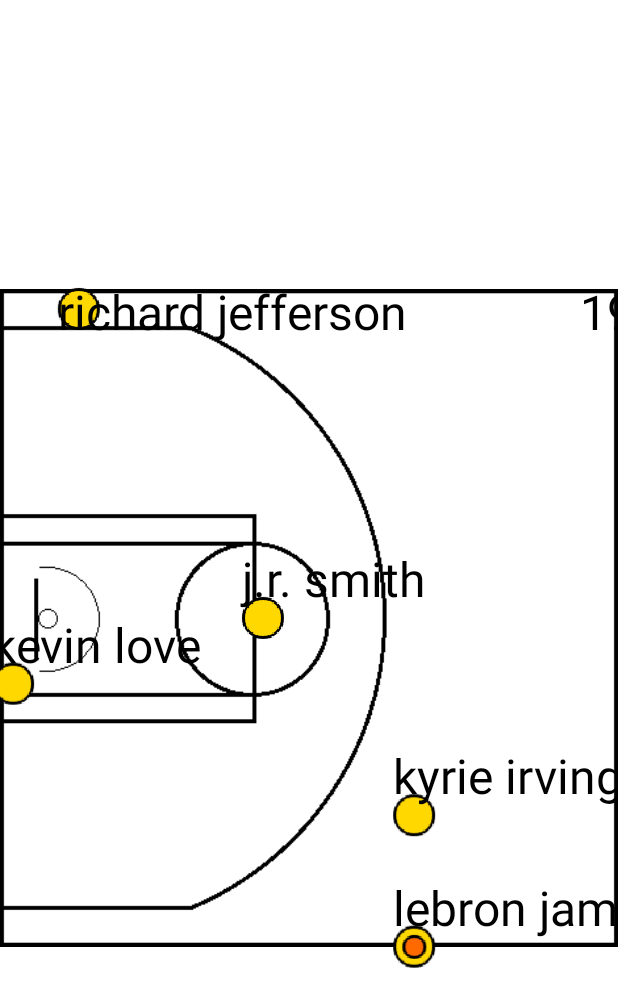
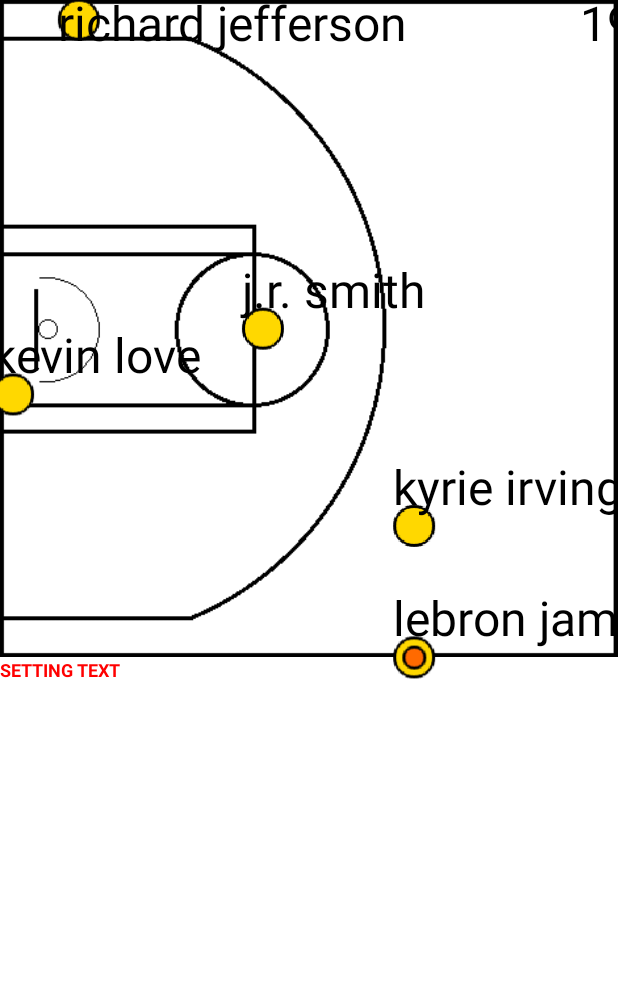
Before and after one commit to mnsinger/classicbballmoments, an Android app: the screen it shows after launch (OffenseActivity), after a tap on "2016 NBA Finals, Game 7, 4th Quarter, 1:", on a phone screen of 412 x 824 dp. Shown: the top 1007 px of the screen. Run offline under Robolectric (Android 15) with nearby library versions, the phone set to English and light mode, and no system bars.

Commit message:
Changed layout to allow text blurb below court.

```diff
--- a/app/src/main/java/hoops/classicbasketballmoments/OffenseActivity.java
+++ b/app/src/main/java/hoops/classicbasketballmoments/OffenseActivity.java
@@ -16,6 +16,7 @@ import android.view.Window;
 import android.view.WindowManager;
 import android.widget.ImageView;
 import android.widget.RelativeLayout;
+import android.widget.TextView;
 
 import org.xmlpull.v1.XmlPullParserException;
 
@@ -35,6 +36,7 @@ public class OffenseActivity extends Activity {
 
     private RelativeLayout mFrame;
     private ImageView mCourt;
+    private TextView mBlurb;
     private int mDisplayWidth, mDisplayHeight;
     private float addToX, addToY;
     float factor;
@@ -53,6 +55,7 @@ public class OffenseActivity extends Activity {
 
         mFrame = (RelativeLayout) findViewById(R.id.frame);
         mCourt = (ImageView) findViewById(R.id.court);
+        mBlurb = (TextView) findViewById(R.id.blurb);
 
         //mBitmap = BitmapFactory.decodeResource(getResources(), R.drawable.dot);
 
@@ -76,6 +79,7 @@ public class OffenseActivity extends Activity {
         ArrayList<String> playActions = new ArrayList<>();
         try {
             playActions = mParser.getPlay(offenseName, 0, getApplicationContext());
+            mBlurb.setText("SETTING TEXT");
         } catch (IOException e) {
             e.printStackTrace();
         } catch (XmlPullParserException e) {
@@ -159,6 +163,9 @@ public class OffenseActivity extends Activity {
             Log.v(TAG, "0, 0 for image is: " + addToX + ", 0");
         }
         Log.v(TAG, "FACTOR is: " + factor);
+
+        addToX = 0;
+        addToY = 0;
 
     }
 
--- a/app/src/main/res/layout/offense_activity.xml
+++ b/app/src/main/res/layout/offense_activity.xml
@@ -6,11 +6,22 @@
     android:id="@+id/frame"
     android:background="@color/white">
     <ImageView
+        android:layout_width="match_parent"
+        android:layout_height="wrap_content"
+        android:scaleType="fitStart"
+        android:src="@drawable/basket_left"
+        android:id="@+id/court"
+        android:adjustViewBounds="true"
+        />
+    <TextView
         android:layout_width="fill_parent"
         android:layout_height="fill_parent"
-        android:scaleType="fitCenter"
-        android:src="@drawable/basket_left"
-        android:id="@+id/court"/>
+        android:text="text here"
+        android:layout_below="@id/court"
+        android:id="@+id/blurb"
+        android:textColor="#ff0000"
+        android:textSize="12sp"
+        android:textStyle="bold" />
     <!--TextView
         android:layout_width="wrap_content"
         android:layout_height="wrap_content"
```
